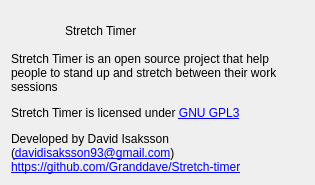
Qt form src/aboutdialog.ui (Granddave/Stretch-timer) before a commit.
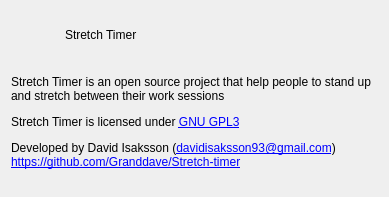
The same form after that commit. Icons and pictures are not drawn.

Commit message: Updated about and alarm dialog sizes

What changed in the file:
```diff
--- a/src/aboutdialog.ui
+++ b/src/aboutdialog.ui
@@ -6,16 +6,10 @@
    <rect>
     <x>0</x>
     <y>0</y>
-    <width>315</width>
-    <height>185</height>
+    <width>389</width>
+    <height>197</height>
    </rect>
   </property>
-  <property name="sizePolicy">
-   <sizepolicy hsizetype="MinimumExpanding" vsizetype="MinimumExpanding">
-    <horstretch>0</horstretch>
-    <verstretch>0</verstretch>
-   </sizepolicy>
-  </property>
   <property name="windowTitle">
    <string>About Stretch Timer</string>
   </property>
```
Left out of the diff: 4 changed lines with no effect on the pictures. The commit also changes 1 other file.
